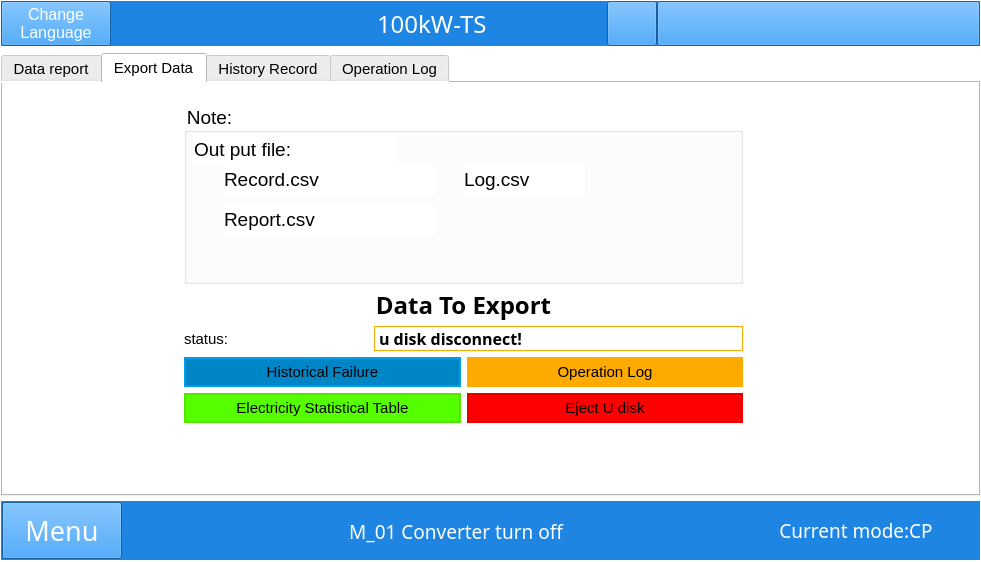
megarevolpr/Win, file win.ui: the form before one commit.
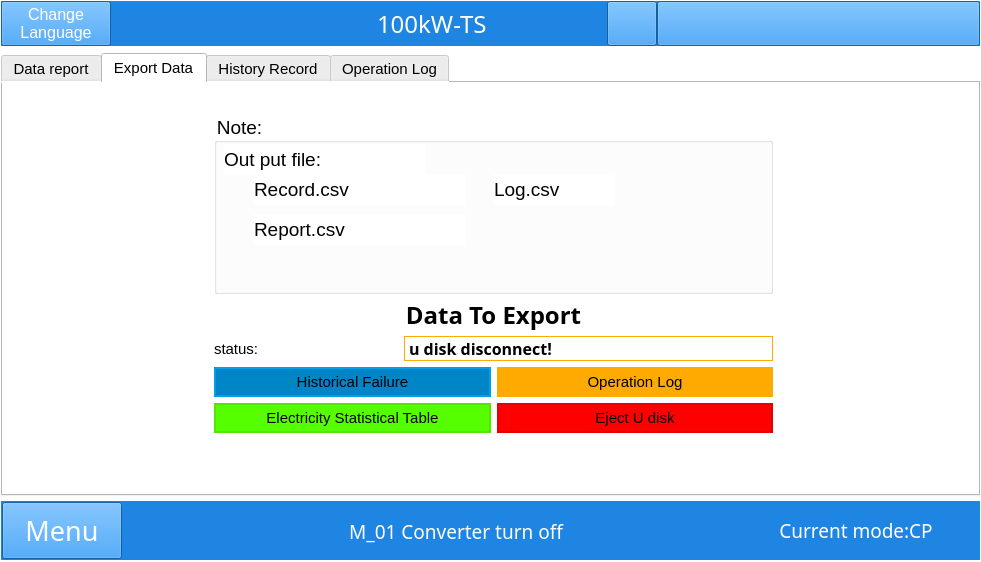
The form after the commit. The open tabs and pages were chosen to show the change. Icons and pictures are not drawn.

What changed in the file:
```diff
--- a/win.ui
+++ b/win.ui
@@ -7595,8 +7595,8 @@
           <widget class="QWidget" name="verticalLayoutWidget_14">
            <property name="geometry">
             <rect>
-             <x>170</x>
-             <y>10</y>
+             <x>200</x>
+             <y>20</y>
              <width>581</width>
              <height>341</height>
             </rect>
```
